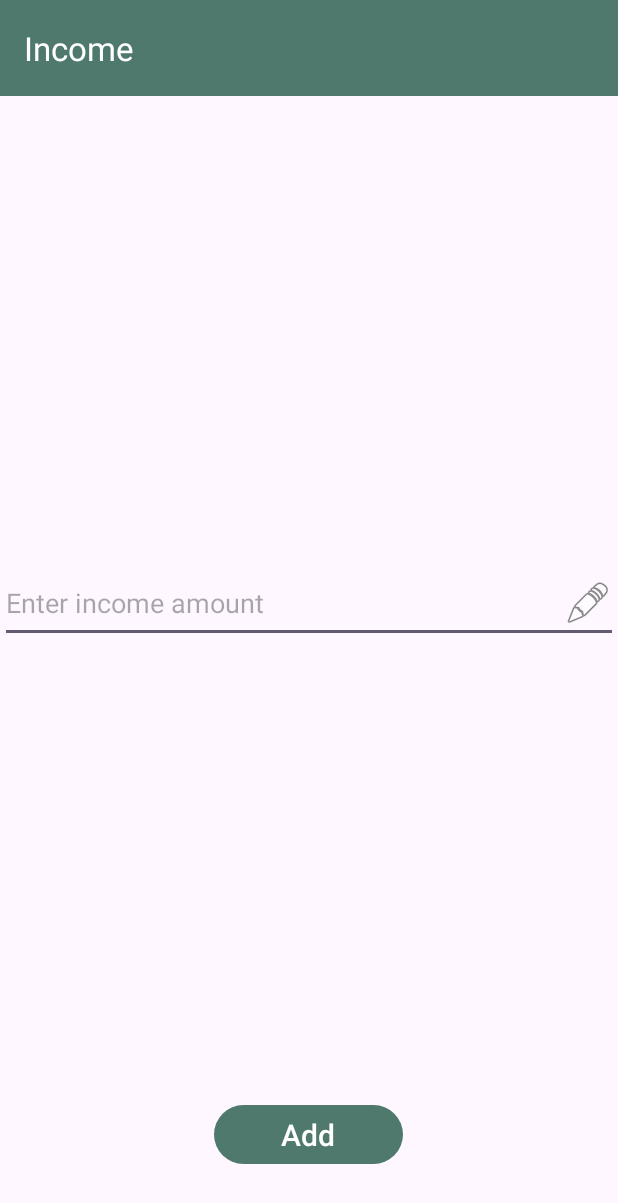
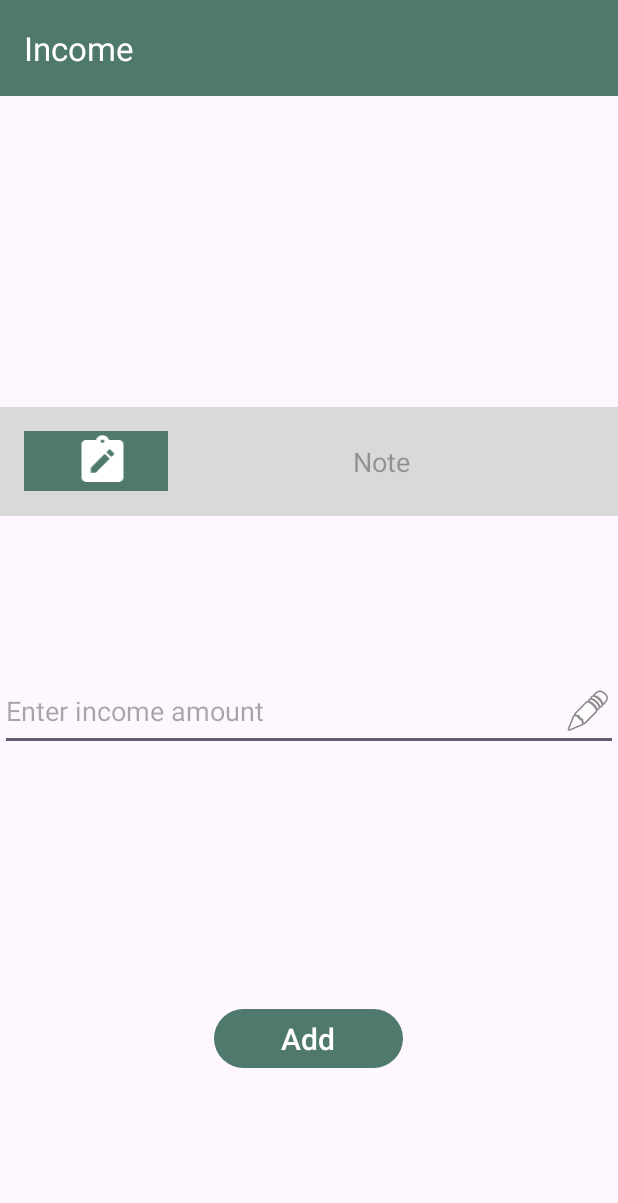
Before and after one commit to SA-Tester/Xpendy, an Android app: the AddIncome screen opened directly, with no data from a screen before it, on a phone screen of 412 x 824 dp. Shown: the top 1203 px of the screen. Run offline under Robolectric (Android 15) with nearby library versions, the phone set to English and light mode, and no system bars.

Commit message:
add note part to  income and expense

```diff
--- a/app/src/main/res/layout/activity_add_income.xml
+++ b/app/src/main/res/layout/activity_add_income.xml
@@ -16,29 +16,20 @@
         android:gravity="center|right"
         android:minHeight="?attr/actionBarSize"
         android:theme="@style/ThemeOverlay.AppCompat.Dark.ActionBar"
-        app:layout_constraintBottom_toTopOf="@+id/expense_amount"
         app:layout_constraintTop_toTopOf="parent"
         app:layout_constraintVertical_bias="0.0"
         app:title="Income"
         tools:layout_editor_absoluteX="-16dp" />
-    <LinearLayout
-        android:layout_width="match_parent"
-        android:layout_height="wrap_content"
-        android:orientation="horizontal">
-
-        <!-- Icon -->
 
 
-        <!-- EditText -->
-
-    </LinearLayout>
+    <!-- Add a note -->
 
 
     <Button
         android:id="@+id/submitIncome"
         android:layout_width="126dp"
         android:layout_height="47dp"
-        android:layout_marginBottom="44dp"
+        android:layout_marginBottom="108dp"
 
         android:layout_weight="1"
         android:text="Add"
@@ -54,7 +45,7 @@
         android:id="@+id/income_amount"
         android:layout_width="match_parent"
         android:layout_height="wrap_content"
-        android:layout_marginBottom="304dp"
+        android:layout_marginBottom="168dp"
         android:layout_weight="1"
         android:drawableStart="@null"
         android:drawableLeft="@null"
@@ -64,8 +55,52 @@
         android:hint="Enter income amount"
         android:inputType="numberDecimal"
         app:layout_constraintBottom_toTopOf="@+id/submitIncome"
-        tools:layout_editor_absoluteX="0dp" />
+        tools:layout_editor_absoluteX="-16dp" />
 
-    <!-- Add a back button -->
+    <LinearLayout
+        android:layout_width="match_parent"
+        android:layout_height="wrap_content"
+        android:background="@color/grey"
+        android:orientation="horizontal"
+        android:padding="16dp"
+        app:layout_constraintBottom_toTopOf="@+id/income_amount"
+        app:layout_constraintEnd_toEndOf="parent"
+        app:layout_constraintHorizontal_bias="0.0"
+        app:layout_constraintStart_toStartOf="parent"
+        app:layout_constraintTop_toBottomOf="@+id/toolbar"
+        app:layout_constraintVertical_bias="0.666">
+
+        <!-- Left side with icon -->
+        <LinearLayout
+            android:layout_width="1dp"
+            android:layout_height="40dp"
+            android:layout_weight="1"
+            android:background="@color/green"
+            android:gravity="center_vertical"
+            android:padding="1dp">
+
+            <ImageView
+                android:layout_width="102dp"
+                android:layout_height="match_parent"
+                android:src="@drawable/baseline_note_alt_24"
+                android:tint="@android:color/white"
+
+                />
+
+        </LinearLayout>
+
+        <!-- Right side with input text field -->
+        <EditText
+            android:id="@+id/note"
+            android:layout_width="0dp"
+            android:layout_height="wrap_content"
+            android:layout_weight="3"
+            android:background="@android:color/transparent"
+            android:gravity="center"
+            android:hint="Note"
+            android:padding="8dp"
+            android:textSize="18sp" />
+
+    </LinearLayout>
 
 </androidx.constraintlayout.widget.ConstraintLayout>
```
Also changed, not shown: app/src/main/res/layout/activity_add_expense.xml (+47 -12 lines).
